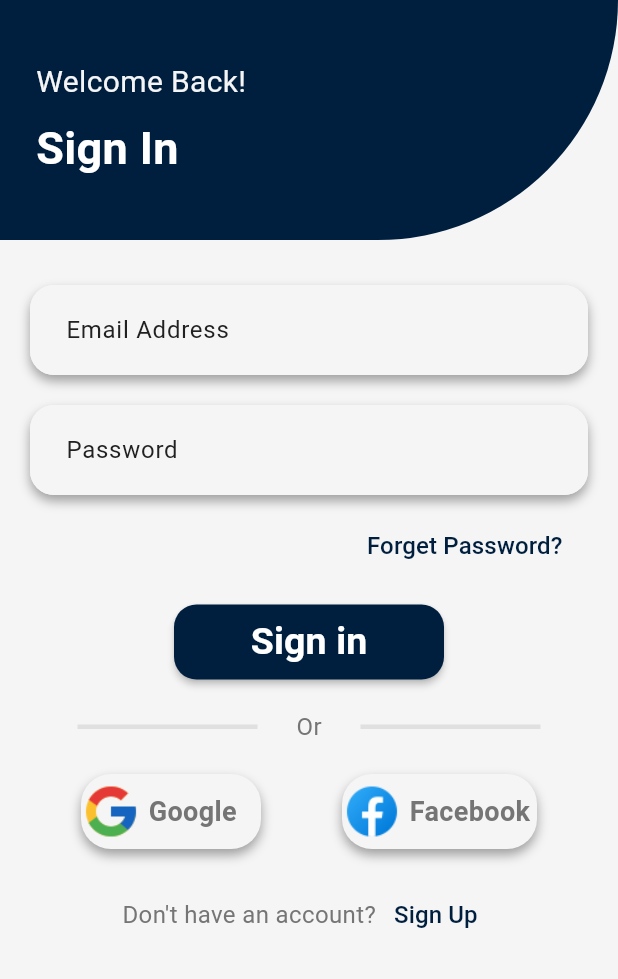
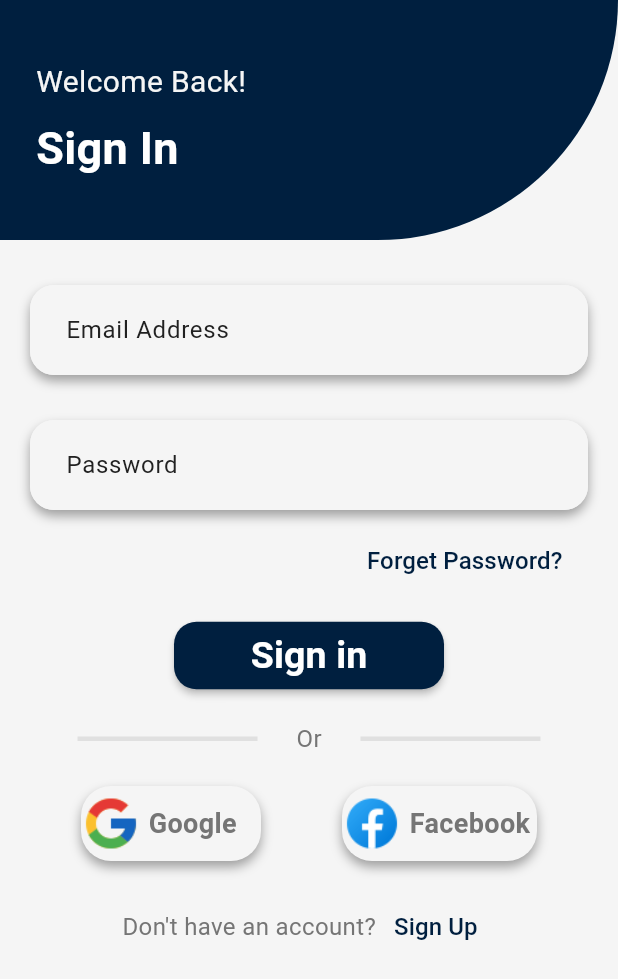
Before and after one commit to rawanhassan55/Tripi_x, a Flutter app: the SigninView screen opened directly, on a phone screen of 412 x 824 dp. Shown: the top 979 px of the screen. Run offline on Flutter 3.47's test engine with Material 3 defaults, Android fonts, the phone set to English and light mode, and no system bars.

Commit message:
initial commit

```diff
--- a/lib/views/driver_view/views/signin_view.dart
+++ b/lib/views/driver_view/views/signin_view.dart
@@ -19,6 +19,7 @@ class SigninView extends StatelessWidget {
             hintText: "Enter Email Address",
             labelText: "Email Address",
           ),
+          SizedBox(height: 10),
           CustomTextField(
             hintText: "Enter password",
             labelText: "Password",
--- a/lib/widgets/custom_button.dart
+++ b/lib/widgets/custom_button.dart
@@ -8,7 +8,7 @@ class ChooseButton extends StatelessWidget {
   Widget build(BuildContext context) {
     return MaterialButton(
       minWidth: 180,
-      height: 50,
+      height: 45,
       shape: RoundedRectangleBorder(borderRadius: BorderRadius.circular(15)),
       color: Theme.of(context).colorScheme.primary,
       onPressed: () {
```
